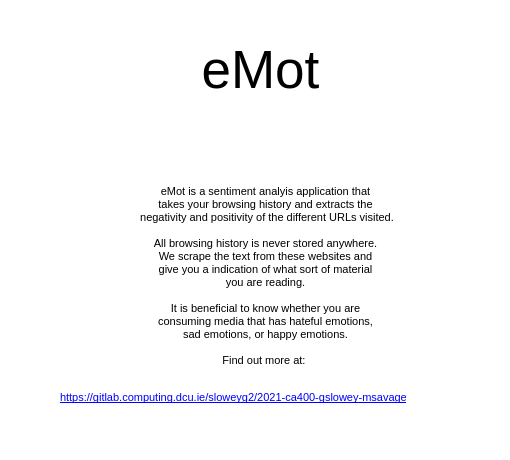
gerardpslowey/eMot, file src/pyqt/about_window.ui: the form before one commit.
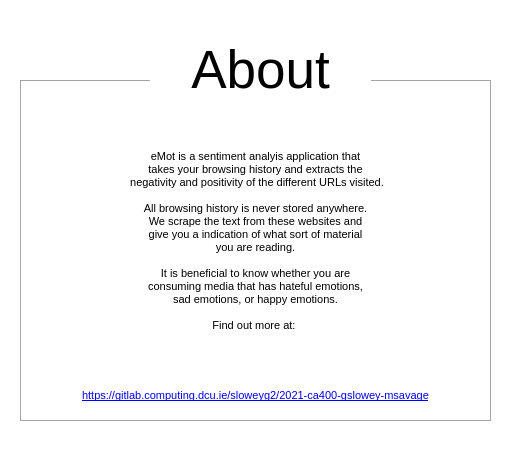
The form after the commit. Icons and pictures are not drawn.

What changed in the file:
```diff
--- a/src/pyqt/about_window.ui
+++ b/src/pyqt/about_window.ui
@@ -10,6 +10,18 @@
     <height>460</height>
    </rect>
   </property>
+  <property name="minimumSize">
+   <size>
+    <width>510</width>
+    <height>460</height>
+   </size>
+  </property>
+  <property name="maximumSize">
+   <size>
+    <width>510</width>
+    <height>460</height>
+   </size>
+  </property>
   <property name="windowTitle">
    <string>AboutWindow</string>
   </property>
@@ -33,7 +45,7 @@
     </font>
    </property>
    <property name="text">
-    <string>eMot</string>
+    <string>About</string>
    </property>
    <property name="alignment">
     <set>Qt::AlignCenter</set>
@@ -42,10 +54,10 @@
   <widget class="QLabel" name="aboutText_2">
    <property name="geometry">
     <rect>
-     <x>110</x>
-     <y>140</y>
+     <x>100</x>
+     <y>150</y>
      <width>311</width>
-     <height>271</height>
+     <height>251</height>
     </rect>
    </property>
    <property name="font">
@@ -70,7 +82,7 @@
 Find out more at: </string>
    </property>
    <property name="alignment">
-    <set>Qt::AlignCenter</set>
+    <set>Qt::AlignHCenter|Qt::AlignTop</set>
    </property>
    <property name="wordWrap">
     <bool>false</bool>
@@ -82,10 +94,10 @@
   <widget class="QLabel" name="gitlabLink_2">
    <property name="geometry">
     <rect>
-     <x>60</x>
-     <y>390</y>
-     <width>411</width>
-     <height>16</height>
+     <x>40</x>
+     <y>380</y>
+     <width>431</width>
+     <height>31</height>
     </rect>
    </property>
    <property name="font">
@@ -93,13 +105,41 @@
      <pointsize>8</pointsize>
     </font>
    </property>
+   <property name="styleSheet">
+    <string notr="true">background-color: rgb(255, 255, 255);</string>
+   </property>
    <property name="text">
     <string>&lt;a href =&quot;https://gitlab.computing.dcu.ie/sloweyg2/2021-ca400-gslowey-msavage&quot;&gt;https://gitlab.computing.dcu.ie/sloweyg2/2021-ca400-gslowey-msavage&lt;/a&gt;</string>
    </property>
+   <property name="alignment">
+    <set>Qt::AlignCenter</set>
+   </property>
    <property name="openExternalLinks">
     <bool>true</bool>
    </property>
   </widget>
+  <widget class="QLabel" name="emptyBox_3">
+   <property name="geometry">
+    <rect>
+     <x>20</x>
+     <y>80</y>
+     <width>471</width>
+     <height>341</height>
+    </rect>
+   </property>
+   <property name="styleSheet">
+    <string notr="true">border: 1px solid rgb(165, 165, 165);
+background-color: rgb(255, 255, 255);
+</string>
+   </property>
+   <property name="text">
+    <string/>
+   </property>
+  </widget>
+  <zorder>emptyBox_3</zorder>
+  <zorder>emotHeader_2</zorder>
+  <zorder>aboutText_2</zorder>
+  <zorder>gitlabLink_2</zorder>
  </widget>
  <resources/>
  <connections/>
```
Left out of the diff: 8 changed lines with no effect on the pictures.
